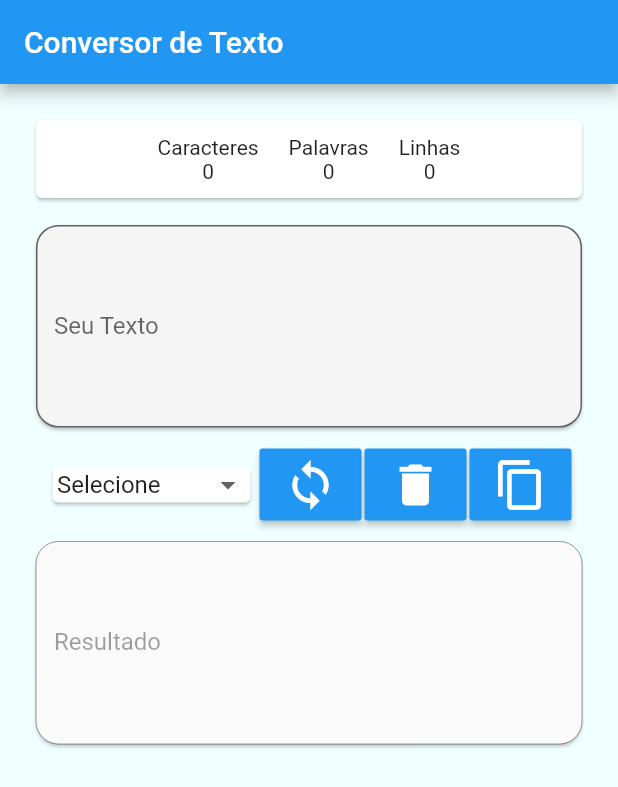
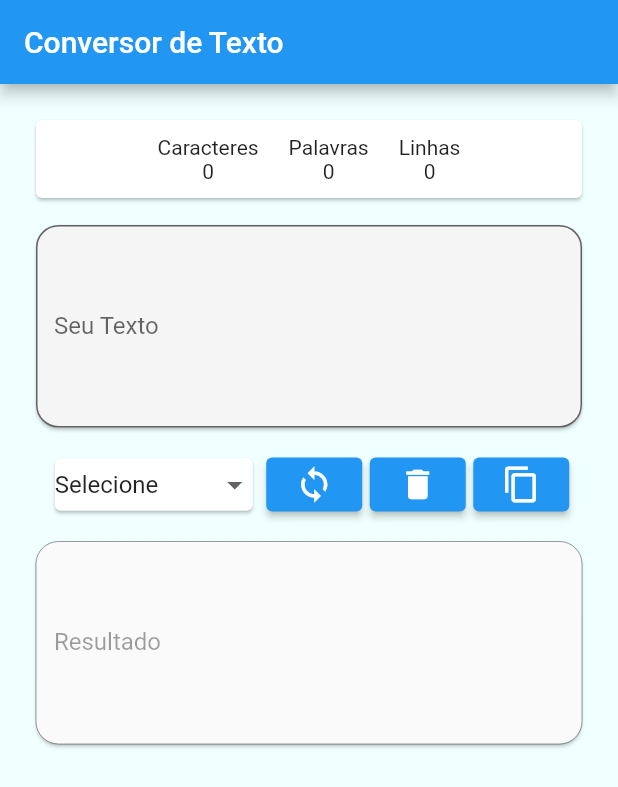
Before and after one commit to LeandroLS-archived/conversor-texto-app, a Flutter app: the screen it shows after launch, on a phone screen of 412 x 824 dp. Shown: the top 787 px of the screen. Run offline on Flutter 3.47's test engine with Material 2 defaults, Android fonts, the phone set to English and light mode, and no system bars.

Commit message:
melhorando aparencia dos botões

```diff
--- a/lib/widgets/text_areas.dart
+++ b/lib/widgets/text_areas.dart
@@ -79,11 +79,14 @@ class _TextAreasState extends State<TextAreas> {
                   children: <Widget>[
                     Container(
                       width: 140,
+                      height: 43,
                       child: Card(
-                        child: Padding(
-                          padding: const EdgeInsets.only(left: 3, right: 3),
-                          child: DropdownButtonFormField<String>(
-                            decoration: InputDecoration.collapsed(hintText: ''),
+                        child: Column(
+                          mainAxisAlignment: MainAxisAlignment.center,
+                          children: <Widget>[
+                            DropdownButtonFormField<String>(
+                              decoration:
+                                  InputDecoration.collapsed(hintText: ''),
                               validator: (value) => value == 'Selecione'
                                   ? 'Selecione um valor.'
                                   : null,
@@ -93,26 +96,21 @@ class _TextAreasState extends State<TextAreas> {
                                   _dropdownValue = newValue;
                                 });
                               },
-                            items: opcoes
-                                .map<DropdownMenuItem<String>>((String value) {
+                              items: opcoes.map<DropdownMenuItem<String>>(
+                                  (String value) {
                                 return DropdownMenuItem<String>(
                                   value: value,
                                   child: Text(value),
                                 );
                               }).toList(),
                             ),
+                          ],
                         ),
                       ),
                     ),
                     Flexible(
                       child: Container(
-                        child: ButtonTheme(
-                          minWidth: 1,
-
-                          // minWidth: 200.0,
-                          height: 48.0,
-                          child: RaisedButton(
-                            textColor: Colors.white,
+                        child: ElevatedButton(
                           onPressed: () {
                             if (_formKey.currentState.validate()) {
                               setState(() {
@@ -124,22 +122,15 @@ class _TextAreasState extends State<TextAreas> {
                           child: Icon(
                             Icons.sync,
                             color: Colors.white,
-                              size: 36.0,
+                            size: 26,
                             semanticLabel: 'Converter',
-                            ),
                           ),
                         ),
                       ),
                     ),
                     Flexible(
                       child: Container(
-                        child: ButtonTheme(
-                          minWidth: 1,
-
-                          // minWidth: 200.0,
-                          height: 48.0,
-                          child: RaisedButton(
-                            textColor: Colors.white,
+                        child: ElevatedButton(
                           onPressed: () {
                             if (_formKey.currentState.validate()) {
                               setState(() {
@@ -152,31 +143,23 @@ class _TextAreasState extends State<TextAreas> {
                           child: Icon(
                             Icons.delete,
                             color: Colors.white,
-                              size: 36.0,
+                            size: 26,
                             semanticLabel: 'Apagar',
-                            ),
                           ),
                         ),
                       ),
                     ),
                     Flexible(
                       child: Container(
-                        child: ButtonTheme(
-                          minWidth: 1,
-                          height: 48.0,
-                          child: RaisedButton(
-                            textColor: Colors.white,
+                        child: ElevatedButton(
                           onPressed: () {
-                              if (_formKey.currentState.validate()) {
-
-                              }
+                            if (_formKey.currentState.validate()) {}
                           },
                           child: Icon(
-                              Icons.content_copy ,
+                            Icons.content_copy,
                             color: Colors.white,
-                              size: 36.0,
+                            size: 26,
                             semanticLabel: 'Copiar',
-                            ),
                           ),
                         ),
                       ),
```
Also changed, not shown: pubspec.lock. Lines whose indentation alone changed are shown as unchanged.
